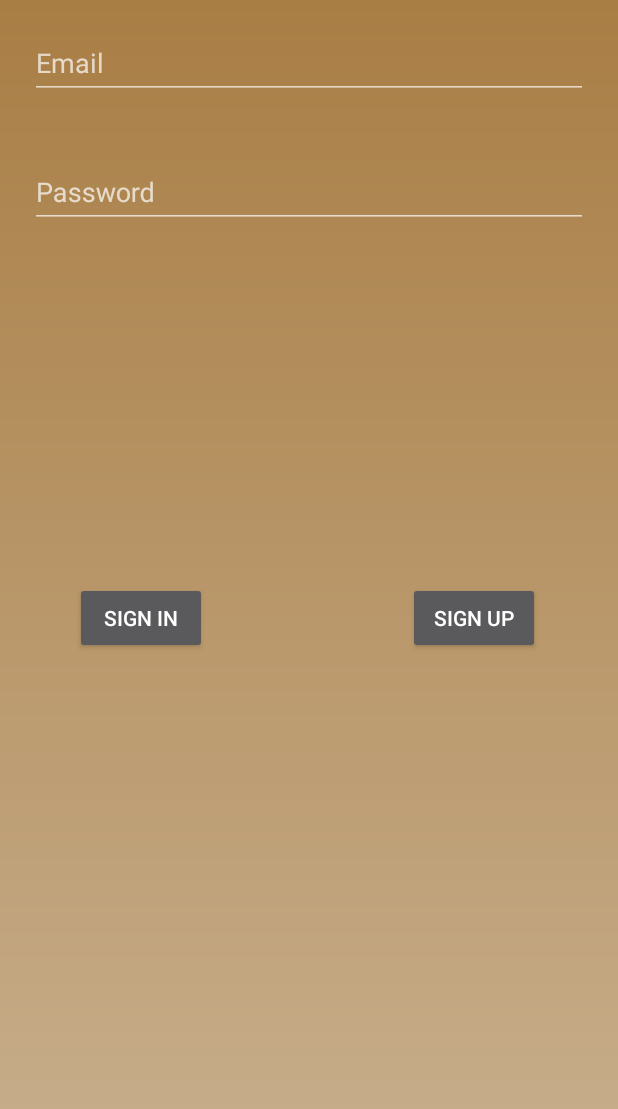
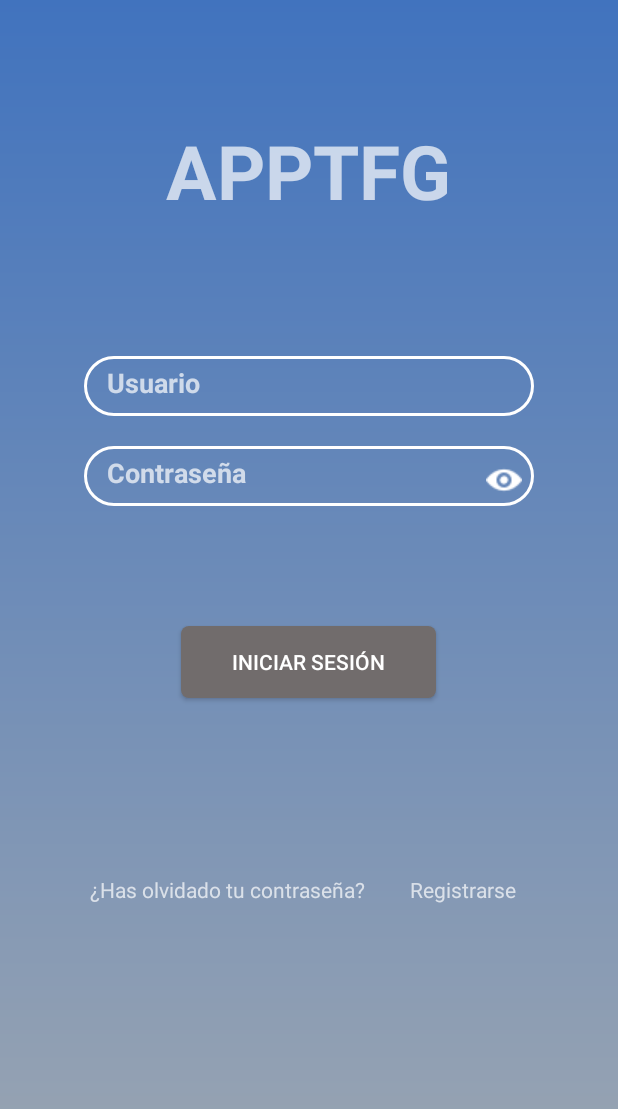
Before and after one commit to pamplins/TFG, an Android app: the screen it shows after launch (Login), on a phone screen of 412 x 824 dp. Shown: the top 1109 px of the screen. Run offline under Robolectric (Android 15) with nearby library versions, the phone set to English and light mode, and no system bars; our stand-ins replace Firebase (no records; nobody signed in at launch, a user with empty details on screens opened directly).

```diff
--- a/ProyectoAndroid/app/build.gradle
+++ b/ProyectoAndroid/app/build.gradle
@@ -22,6 +22,7 @@ dependencies {
     implementation fileTree(include: ['*.jar'], dir: 'libs')
     implementation 'com.android.support:appcompat-v7:26.1.0'
     implementation 'com.android.support.constraint:constraint-layout:1.0.2'
+    implementation 'com.google.firebase:firebase-database:11.0.4'
     testImplementation 'junit:junit:4.12'
     androidTestImplementation 'com.android.support.test:runner:1.0.1'
     androidTestImplementation 'com.android.support.test.espresso:espresso-core:3.0.1'
--- a/ProyectoAndroid/app/src/main/java/com/example/pamplins/apptfg/Login.java
+++ b/ProyectoAndroid/app/src/main/java/com/example/pamplins/apptfg/Login.java
@@ -1,12 +1,16 @@
 package com.example.pamplins.apptfg;
-
+//TODO quitar que se abra el teclado al abrir la App
+//TODO hacer que si tocas la pantalla y no es algun campo de texto el teclado desaparezca
 import android.content.Intent;
 import android.os.Handler;
 import android.support.annotation.NonNull;
 import android.support.v7.app.AppCompatActivity;
 import android.os.Bundle;
+import android.text.method.PasswordTransformationMethod;
+import android.view.MotionEvent;
 import android.view.View;
 import android.widget.Button;
+import android.widget.EditText;
 import android.widget.ProgressBar;
 import android.widget.TextView;
 import android.widget.Toast;
@@ -23,11 +27,11 @@ import com.google.firebase.auth.FirebaseUser;
  */
 
 public class Login extends AppCompatActivity {
-
-    private TextView tvEmail;
-    private TextView tvPassword;
-    private Button btnRegister;
+    private EditText etEmail;
+    private EditText etPassword;
     private ProgressBar progressBar;
+    private TextView tvRegister;
+    private boolean showPass;
 
     FirebaseAuth mAuth;
 
@@ -41,11 +45,12 @@ public class Login extends AppCompatActivity {
 
 
     private void initElements() {
-        tvEmail = (TextView) findViewById(R.id.tv_email);
-        tvPassword = (TextView) findViewById(R.id.tv_password);
-        btnRegister = (Button) findViewById(R.id.btn_register);
-        progressBar = (ProgressBar) findViewById(R.id.progressBar);
+        etEmail = findViewById(R.id.et_email);
+        etPassword = findViewById(R.id.et_password);
+        showPassword();
+        progressBar = findViewById(R.id.progressBar);
         progressBar.setVisibility(View.INVISIBLE);
+        tvRegister = findViewById(R.id.tv_register);
     }
 
     private void openHome() {
@@ -56,11 +61,10 @@ public class Login extends AppCompatActivity {
 
 
     public void signIn(View v){
-        String email = tvEmail.getText().toString();
-        String password = tvPassword.getText().toString();
+        String email = etEmail.getText().toString();
+        String password = etPassword.getText().toString();
         if(!email.isEmpty() && !password.isEmpty()){
             progressBar.setVisibility(View.VISIBLE);
-
             new Handler().postDelayed(new Runnable() {
                 @Override
                 public void run() {
@@ -75,7 +79,7 @@ public class Login extends AppCompatActivity {
                 }
             });
         }else{
-            Toast.makeText(getApplicationContext(), "ENTER VALID EMAIL AND PASSWORD", Toast.LENGTH_LONG).show();
+            Toast.makeText(getApplicationContext(), R.string.err_login, Toast.LENGTH_LONG).show();
         }
     }
 
@@ -83,18 +87,16 @@ public class Login extends AppCompatActivity {
     @Override
     protected void onStart() {
         super.onStart();
-        //TODO ver que si he borrado el usuario. el movil ya tiene guardado y te deja seguir entrando
         // Check if user is signed in (non-null) and update UI accordingly.
         updateUI(mAuth.getCurrentUser(), true);
     }
 
     private void updateUI(FirebaseUser currentUser, Boolean start) {
         if(currentUser != null){
-            Toast.makeText(getApplicationContext(), "WELCOME!", Toast.LENGTH_LONG).show();
             openHome();
         }else{
             if(!start){
-                Toast.makeText(getApplicationContext(), "MAIL AND PASSWORD INCORRECT. TRY AGAIN", Toast.LENGTH_LONG).show();
+                Toast.makeText(getApplicationContext(),R.string.err_login, Toast.LENGTH_LONG).show();
             }
         }
 
@@ -108,7 +110,32 @@ public class Login extends AppCompatActivity {
     public void openRegister(View v){
         Intent i = new Intent(this, Register.class);
         startActivity(i);
-        finish();
     }
 
+    private void showPassword() {
+        etPassword.setOnTouchListener(new View.OnTouchListener() {
+            @Override
+            public boolean onTouch(View v, MotionEvent event) {
+                final int DRAWABLE_RIGHT = 2;
+
+                if(event.getAction() == MotionEvent.ACTION_UP) {
+                    if(event.getRawX() >= (etPassword.getRight() - etPassword.getCompoundDrawables()[DRAWABLE_RIGHT].getBounds().width())) {
+                        if(!showPass){
+                            etPassword.setSelection(etPassword.length());
+                            etPassword.setTransformationMethod(new PasswordTransformationMethod());
+                            etPassword.setCompoundDrawablesWithIntrinsicBounds(0, 0, R.drawable.eye, 0);
+                            showPass = true;
+                        }else {
+                            etPassword.setSelection(etPassword.length());
+                            etPassword.setTransformationMethod(null);
+                            etPassword.setCompoundDrawablesWithIntrinsicBounds(0, 0, R.drawable.eye2, 0);
+                            showPass = false;
+                        }
+                        return true;
+                    }
+                }
+                return false;
+            }
+        });
+    }
 }
--- a/ProyectoAndroid/app/src/main/res/drawable/gradient_background.xml
+++ b/ProyectoAndroid/app/src/main/res/drawable/gradient_background.xml
@@ -2,7 +2,7 @@
 <shape xmlns:android="http://schemas.android.com/apk/res/android"
     android:shape="rectangle">
     <gradient
-        android:startColor="#a97e45"
-        android:endColor="#c9b190"
+        android:startColor="#4173be"
+        android:endColor="#9ea7b1"
         android:angle="270"/>
 </shape>
--- a/ProyectoAndroid/app/src/main/res/layout/activity_login.xml
+++ b/ProyectoAndroid/app/src/main/res/layout/activity_login.xml
@@ -1,84 +1,76 @@
 <?xml version="1.0" encoding="utf-8"?>
-<RelativeLayout xmlns:android="http://schemas.android.com/apk/res/android"
+<ScrollView xmlns:android="http://schemas.android.com/apk/res/android"
     xmlns:app="http://schemas.android.com/apk/res-auto"
     xmlns:tools="http://schemas.android.com/tools"
     android:layout_width="match_parent"
     android:layout_height="match_parent"
-    tools:context="com.example.pamplins.apptfg.Login"
-    android:focusableInTouchMode="true"
-    android:background="@drawable/gradient_background">
+    android:fillViewport="true">
 
-    <android.support.design.widget.TextInputLayout
-        android:id="@+id/til_email"
+    <LinearLayout
         android:layout_width="match_parent"
         android:layout_height="wrap_content"
-        android:layout_margin="10dp"
-        android:hint="@string/et_email">
+        android:background="@drawable/gradient_background"
+        android:orientation="vertical">
+
+        <TextView
+            android:id="@+id/nameApp"
+            android:layout_width="wrap_content"
+            android:layout_height="wrap_content"
+            android:layout_gravity="center"
+            android:layout_margin="80dp"
+            android:text="@string/app_name"
+            android:textStyle="bold"
+            android:textSize="50dp" />
 
         <EditText
-            android:id="@+id/tv_email"
-            android:layout_width="match_parent"
-            android:layout_height="wrap_content"
-            android:layout_alignParentLeft="true"
-            android:layout_alignParentStart="true"
-            android:layout_alignParentTop="true"
-            android:layout_margin="10dp"
-            android:ems="10"
-            android:inputType="textEmailAddress" />
-    </android.support.design.widget.TextInputLayout>
-
-
-    <android.support.design.widget.TextInputLayout
-        android:id="@+id/til_password"
-        android:layout_width="match_parent"
-        android:layout_height="wrap_content"
-        android:layout_alignEnd="@+id/til_email"
-        android:layout_alignLeft="@+id/til_email"
-        android:layout_alignRight="@+id/til_email"
-        android:layout_alignStart="@+id/til_email"
-        android:layout_below="@+id/til_email"
-        android:layout_margin="10dp" >
+            android:id="@+id/et_email"
+            style="@style/editText_style"
+            android:hint="@string/et_userName"
+            android:inputType="text"
+          />
 
         <EditText
-            android:id="@+id/tv_password"
-            android:layout_width="match_parent"
-            android:layout_height="wrap_content"
-            android:ems="10"
+            android:id="@+id/et_password"
+            style="@style/editText_style"
+            android:drawableRight="@drawable/eye"
             android:hint="@string/et_password"
-            android:inputType="textPassword" />
-    </android.support.design.widget.TextInputLayout>
+            android:inputType="textPassword"
+            android:paddingRight="8dip" />
 
         <Button
-        android:id="@+id/btn_signin"
-        android:layout_width="wrap_content"
-        android:layout_height="wrap_content"
-        android:layout_alignLeft="@+id/til_password"
-        android:layout_alignStart="@+id/til_password"
-        android:layout_centerVertical="true"
-        android:layout_marginLeft="30dp"
-        android:layout_marginStart="30dp"
+            android:id="@+id/btn_registerR"
+            style="@style/button_style"
             android:onClick="signIn"
             android:text="@string/btn_signin" />
-
-    <Button
-        android:id="@+id/btn_register"
-        android:layout_width="wrap_content"
-        android:layout_height="wrap_content"
-        android:layout_alignBottom="@+id/btn_signin"
-        android:layout_alignParentRight="true"
-        android:layout_marginEnd="52dp"
-        android:layout_marginRight="52dp"
-        android:onClick="openRegister"
-        android:text="@string/btn_register" />
 
         <ProgressBar
             android:id="@+id/progressBar"
             style="?android:attr/progressBarStyle"
             android:layout_width="wrap_content"
             android:layout_height="wrap_content"
-        android:layout_below="@+id/btn_register"
-        android:layout_centerHorizontal="true"
-        android:layout_marginTop="45dp" />
+            android:layout_gravity="center"
+          />
 
+        <LinearLayout
+            android:layout_width="match_parent"
+            android:layout_height="wrap_content"
+            android:orientation="horizontal">
+            <TextView
+                android:id="@+id/tv_forget"
+                android:layout_width="wrap_content"
+                android:layout_height="wrap_content"
+                android:text="@string/tv_forget"
+                android:layout_marginLeft="60dp"/>
 
-</RelativeLayout>
+            <TextView
+                android:id="@+id/tv_register"
+                android:layout_width="wrap_content"
+                android:layout_height="wrap_content"
+                android:layout_marginLeft="30dp"
+                android:onClick="openRegister"
+                android:text="@string/tv_register" />
+
+        </LinearLayout>
+    </LinearLayout>
+
+</ScrollView>
--- a/ProyectoAndroid/app/src/main/res/values/strings.xml
+++ b/ProyectoAndroid/app/src/main/res/values/strings.xml
@@ -1,15 +1,16 @@
 <resources>
     <string name="app_name">APPTFG</string>
-    <string name="et_email">Email</string>
-    <string name="et_password">Password</string>
-    <string name="et_cpassword">Cofirm password</string>
-    <string name="et_pseudonym">Pseudonym</string>
-    <string name="btn_signin">SIGN IN</string>
-    <string name="btn_signout">SIGN OUT</string>
-    <string name="btn_register">SIGN UP</string>
-    <string name="btn_createAccount">CREATE ACCOUNT</string>
-    <string name="login_name">LOGIN</string>
-    <string name="register_name">REGISTER</string>
-    <string name="home_name">HOME</string>
-
+    <string name="et_password">Contraseña</string>
+    <string name="et_userName">Usuario</string>
+    <string name="btn_signin">Iniciar Sesión</string>
+    <string name="et_email">Correo</string>
+    <string name="btn_signout">Cerrar Sesión</string>
+    <string name="tv_register">Registrarse</string>
+    <string name="tv_forget">¿Has olvidado tu contraseña?</string>
+    <string name="btn_createAccount">Crear Cuenta</string>
+    <string name="register_name">Registrar</string>
+    <string name="home_name">Inicio</string>
+    <string name="tv_welcome">¡Bienvenido a tu foro!</string>
+    <string name="err_login">Correo y/o contraseña incorrecto</string>
+    <string name="hint_spinner">Curso actual</string>
 </resources>
--- a/ProyectoAndroid/app/src/main/res/values/styles.xml
+++ b/ProyectoAndroid/app/src/main/res/values/styles.xml
@@ -29,10 +29,7 @@
         <item name="android:background">@drawable/edittext_background</item>
         <item name="android:layout_width">300dp</item>
         <item name="android:layout_height">wrap_content</item>
-        <item name="android:layout_marginTop">20dp</item>
 
-        <item name="android:ems">10</item>
-        <item name="android:layout_margin">10dp</item>
         <item name="android:textStyle">bold</item>
 
     </style>
```
Also changed, not shown: ProyectoAndroid/app/src/main/java/com/example/pamplins/apptfg/ImageUtils.java (added, +74 -0 lines), ProyectoAndroid/app/src/main/java/com/example/pamplins/apptfg/Register.java (+138 -68 lines), ProyectoAndroid/app/src/main/res/layout/activity_home.xml (+5 -5 lines), ProyectoAndroid/app/src/main/res/layout/activity_register.xml (+18 -14 lines), ProyectoAndroid/app/src/main/res/drawable/eye.png, ProyectoAndroid/app/src/main/res/drawable/eye2.png (added), ProyectoAndroid/app/src/main/res/drawable/sample_interface.jpg (deleted), ProyectoAndroid/app/src/main/res/drawable/user.png (deleted). Lines whose indentation alone changed are shown as unchanged.
